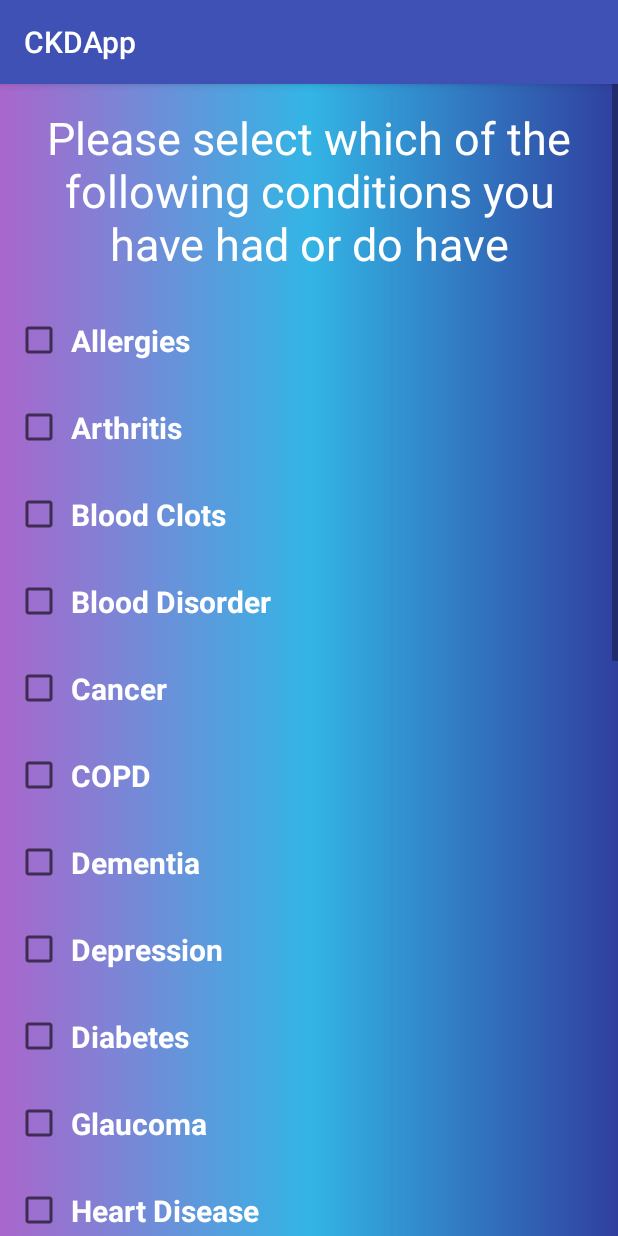
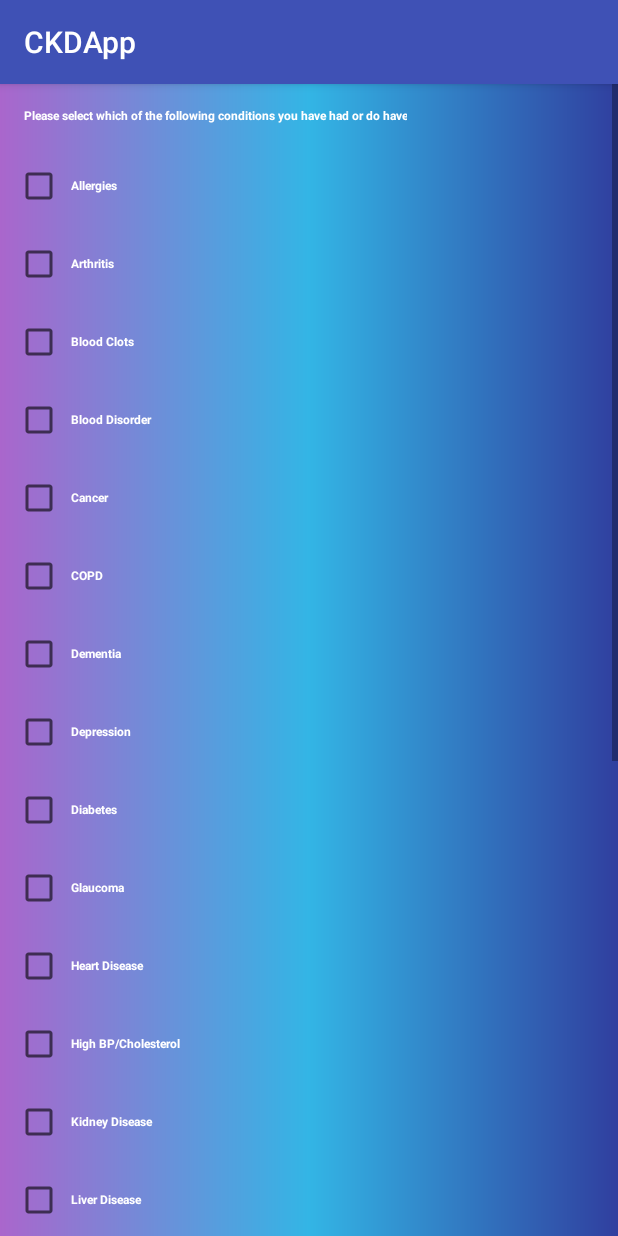
Before and after one commit to rav-singh/CKDApp, an Android app: the Demographics_4 screen opened directly, with no data from a screen before it, on a phone screen of 412 x 824 dp. Run offline under Robolectric (Android 15) with nearby library versions, the phone set to English and light mode, and no system bars.

Commit message:
Updated Text size to use Dimens.xml. Formatted next button to fit same styling in all demographics.

```diff
--- a/app/src/main/res/layout/activity_demographics_4.xml
+++ b/app/src/main/res/layout/activity_demographics_4.xml
@@ -4,8 +4,7 @@
     android:id="@+id/ScrollView_Layout_demo4"
     android:layout_width="match_parent"
     android:layout_height="match_parent"
-    android:background="@drawable/main_background_gradient"
-    tools:layout_editor_absoluteY="81dp">
+    android:background="@drawable/main_background_gradient">
 
     <LinearLayout
         android:layout_width="wrap_content"
@@ -18,7 +17,8 @@
             android:layout_height="wrap_content"
             android:text="@string/comorbidities_prompt"
             android:textAlignment="center"
-            android:textSize="30sp"
+            android:textSize="@dimen/text_size_large"
+            android:textStyle="bold"
             android:layout_margin="10dp"
             android:padding="5dp"
             android:textColor="@android:color/white"/>
@@ -32,7 +32,7 @@
             android:background="@android:color/transparent"
             android:textColor="@android:color/white"
             android:textStyle="bold"
-            android:textSize="20dp"
+            android:textSize="@dimen/text_size_small"
             android:text="Allergies" />
 
         <CheckBox
@@ -44,8 +44,8 @@
             android:background="@android:color/transparent"
             android:textColor="@android:color/white"
             android:textStyle="bold"
-            android:textSize="20dp"
-            android:text="Arthritis   " />
+            android:textSize="@dimen/text_size_small"
+            android:text="Arthritis" />
 
         <CheckBox
             android:id="@+id/Demo4_CB_BloodClots"
@@ -56,8 +56,8 @@
             android:background="@android:color/transparent"
             android:textColor="@android:color/white"
             android:textStyle="bold"
-            android:textSize="20dp"
-            android:text="Blood Clots   " />
+            android:textSize="@dimen/text_size_small"
+            android:text="Blood Clots" />
 
         <CheckBox
             android:id="@+id/Demo4_CB_BloodDisorder"
@@ -68,7 +68,7 @@
             android:background="@android:color/transparent"
             android:textColor="@android:color/white"
             android:textStyle="bold"
-            android:textSize="20dp"
+            android:textSize="@dimen/text_size_small"
             android:text="Blood Disorder"
             />
 
@@ -81,8 +81,8 @@
             android:background="@android:color/transparent"
             android:textColor="@android:color/white"
             android:textStyle="bold"
-            android:textSize="20dp"
-            android:text="Cancer    " />
+            android:textSize="@dimen/text_size_small"
+            android:text="Cancer" />
 
 
         <CheckBox
@@ -94,8 +94,8 @@
             android:background="@android:color/transparent"
             android:textColor="@android:color/white"
             android:textStyle="bold"
-            android:textSize="20dp"
-            android:text="COPD   " />
+            android:textSize="@dimen/text_size_small"
+            android:text="COPD" />
 
         <CheckBox
             android:id="@+id/Demo4_CB_Dementia"
@@ -106,8 +106,8 @@
             android:background="@android:color/transparent"
             android:textColor="@android:color/white"
             android:textStyle="bold"
-            android:textSize="20dp"
-            android:text="Dementia   " />
+            android:textSize="@dimen/text_size_small"
+            android:text="Dementia" />
 
         <CheckBox
             android:id="@+id/Demo4_CB_Depression"
@@ -118,8 +118,8 @@
             android:background="@android:color/transparent"
             android:textColor="@android:color/white"
             android:textStyle="bold"
-            android:textSize="20dp"
-            android:text="Depression   " />
+            android:textSize="@dimen/text_size_small"
+            android:text="Depression" />
 
         <CheckBox
             android:id="@+id/Demo4_CB_Diabetes"
@@ -130,8 +130,8 @@
             android:background="@android:color/transparent"
             android:textColor="@android:color/white"
             android:textStyle="bold"
-            android:textSize="20dp"
-            android:text="Diabetes   " />
+            android:textSize="@dimen/text_size_small"
+            android:text="Diabetes" />
 
         <CheckBox
             android:id="@+id/Demo4_CB_Glaucoma"
@@ -142,7 +142,7 @@
             android:background="@android:color/transparent"
             android:textColor="@android:color/white"
             android:textStyle="bold"
-            android:textSize="20dp"
+            android:textSize="@dimen/text_size_small"
             android:text="Glaucoma" />
 
         <CheckBox
@@ -154,7 +154,7 @@
             android:background="@android:color/transparent"
             android:textColor="@android:color/white"
             android:textStyle="bold"
-            android:textSize="20dp"
+            android:textSize="@dimen/text_size_small"
             android:text="Heart Disease" />
 
         <CheckBox
@@ -166,8 +166,8 @@
             android:background="@android:color/transparent"
             android:textColor="@android:color/white"
             android:textStyle="bold"
-            android:textSize="20dp"
-            android:text="High BP/Cholesterol   " />
+            android:textSize="@dimen/text_size_small"
+            android:text="High BP/Cholesterol" />
 
         <CheckBox
             android:id="@+id/Demo4_CB_KidneyDisease"
@@ -178,8 +178,8 @@
             android:background="@android:color/transparent"
             android:textColor="@android:color/white"
             android:textStyle="bold"
-            android:textSize="20dp"
-            android:text="Kidney Disease   " />
+            android:textSize="@dimen/text_size_small"
+            android:text="Kidney Disease" />
 
         <CheckBox
             android:id="@+id/Demo4_CB_LiverDiesease"
@@ -190,8 +190,8 @@
             android:background="@android:color/transparent"
             android:textColor="@android:color/white"
             android:textStyle="bold"
-            android:textSize="20dp"
-            android:text="Liver Disease   " />
+            android:textSize="@dimen/text_size_small"
+            android:text="Liver Disease" />
 
         <CheckBox
             android:id="@+id/Demo4_CB_Lupus"
@@ -202,8 +202,8 @@
             android:background="@android:color/transparent"
             android:textColor="@android:color/white"
             android:textStyle="bold"
-            android:textSize="20dp"
-            android:text="Lupus   " />
+            android:textSize="@dimen/text_size_small"
+            android:text="Lupus" />
 
         <CheckBox
             android:id="@+id/Demo4_CB_MacularDegen"
@@ -214,8 +214,8 @@
             android:background="@android:color/transparent"
             android:textColor="@android:color/white"
             android:textStyle="bold"
-            android:textSize="20dp"
-            android:text="Macular Degeneration   " />
+            android:textSize="@dimen/text_size_small"
+            android:text="Macular Degeneration" />
 
         <CheckBox
             android:id="@+id/Demo4_CB_MentalHthCond"
@@ -226,7 +226,7 @@
             android:background="@android:color/transparent"
             android:textColor="@android:color/white"
             android:textStyle="bold"
-            android:textSize="20dp"
+            android:textSize="@dimen/text_size_small"
             android:text="Mental Health Disease" />
 
         <CheckBox
@@ -238,8 +238,8 @@
             android:background="@android:color/transparent"
             android:textColor="@android:color/white"
             android:textStyle="bold"
-            android:textSize="20dp"
-            android:text="Migraines   " />
+            android:textSize="@dimen/text_size_small"
+            android:text="Migraines" />
 
         <CheckBox
             android:id="@+id/Demo4_CB_MS"
@@ -250,8 +250,8 @@
             android:background="@android:color/transparent"
             android:textColor="@android:color/white"
             android:textStyle="bold"
-            android:textSize="20dp"
-            android:text="Multiple Sclerosis   " />
+            android:textSize="@dimen/text_size_small"
+            android:text="Multiple Sclerosis" />
 
         <CheckBox
             android:id="@+id/Demo4_CB_ParkDis"
@@ -262,8 +262,8 @@
             android:background="@android:color/transparent"
             android:textColor="@android:color/white"
             android:textStyle="bold"
-            android:textSize="20dp"
-            android:text="Parkinson's Disease   " />
+            android:textSize="@dimen/text_size_small"
+            android:text="Parkinson's Disease" />
 
         <CheckBox
             android:id="@+id/Demo4_CB_Stroke"
@@ -274,7 +274,7 @@
             android:background="@android:color/transparent"
             android:textColor="@android:color/white"
             android:textStyle="bold"
-            android:textSize="20dp"
+            android:textSize="@dimen/text_size_small"
             android:text="Stroke" />
 
         <CheckBox
@@ -286,7 +286,7 @@
             android:background="@android:color/transparent"
             android:textColor="@android:color/white"
             android:textStyle="bold"
-            android:textSize="20dp"
+            android:textSize="@dimen/text_size_small"
             android:text="Thyroid Disease" />
 
         <LinearLayout
@@ -303,7 +303,7 @@
                 android:background="@android:color/transparent"
                 android:textColor="@android:color/white"
                 android:textStyle="bold"
-                android:textSize="20dp"
+                android:textSize="@dimen/text_size_small"
                 android:text="Other" />
 
             <EditText
@@ -313,8 +313,9 @@
                 android:layout_margin="10dp"
                 android:padding="5dp"
                 android:background="@drawable/rounded_corner_textview"
+                tools:text="Other thing"
                 android:textStyle="bold"
-                android:textSize="20dp"
+                android:textSize="@dimen/text_size_small"
                 android:inputType="text"/>
         </LinearLayout>
 
@@ -323,10 +324,11 @@
             android:id="@+id/Demo4_Btn_Next"
             android:layout_width="wrap_content"
             android:layout_height="wrap_content"
-            android:textSize="20sp"
-            android:layout_margin="5dp"
-            android:padding="10dp"
+            android:textSize="@dimen/text_size_medium"
+            android:layout_margin="10dp"
+            android:padding="15dp"
             android:text="@string/next_button"
+            android:layout_gravity="end|bottom"
             android:background="@drawable/button_background"/>
 
 
```
Also changed, not shown: app/src/main/res/layout/activity_demographics_1.xml (+13 -5 lines), app/src/main/res/layout/activity_demographics_2.xml (+14 -13 lines), app/src/main/res/layout/activity_demographics_3.xml (+17 -12 lines).
